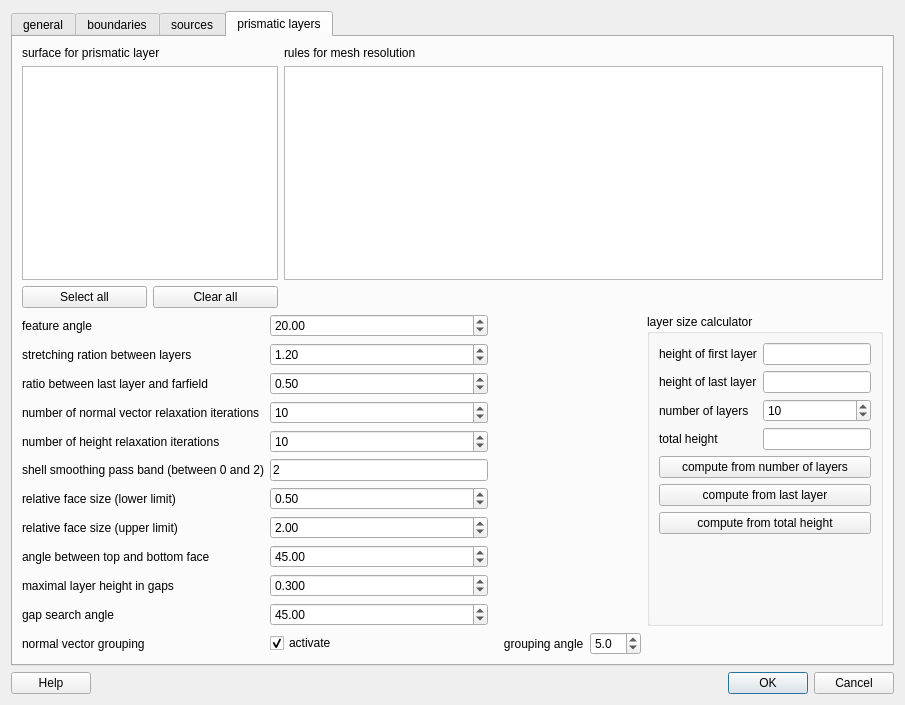
The window that src/libengrid/guicreatesurfacemesh.ui (enGits/engrid) describes before a commit, drawn with Qt 5.
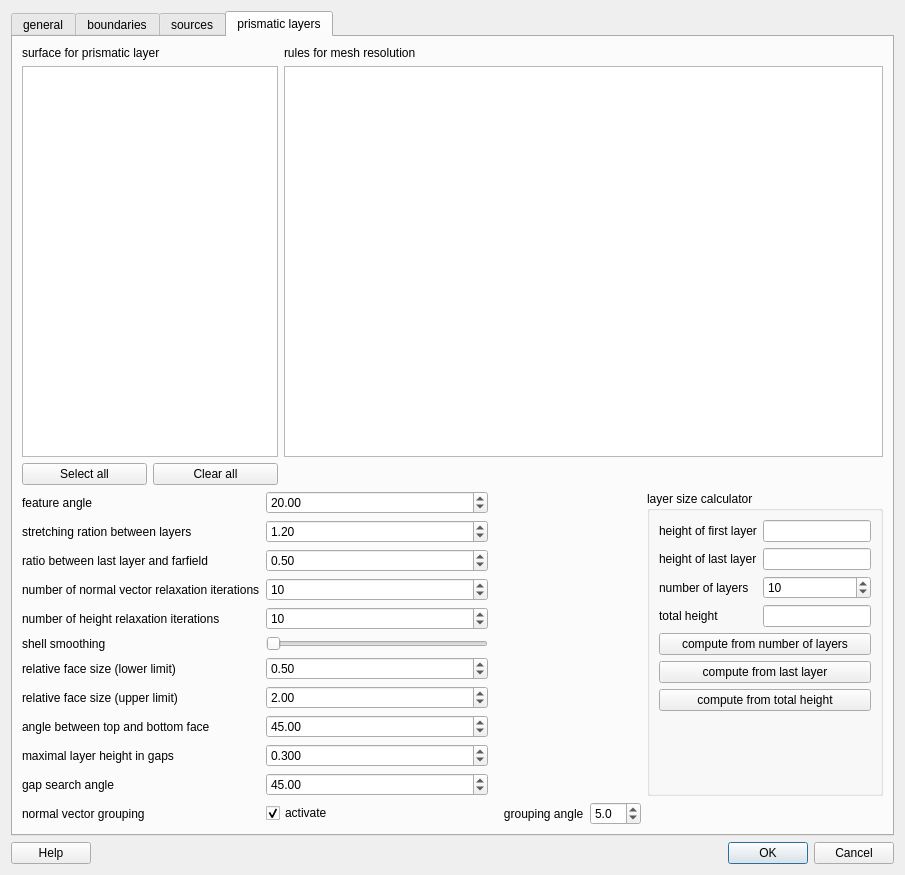
The same window after the commit. The open tabs and pages were chosen to show the change. Icons and pictures are not drawn.

Commit message: slider for smoothing

```diff
--- a/src/libengrid/guicreatesurfacemesh.ui
+++ b/src/libengrid/guicreatesurfacemesh.ui
@@ -7,7 +7,7 @@
     <x>0</x>
     <y>0</y>
     <width>905</width>
-    <height>705</height>
+    <height>875</height>
    </rect>
   </property>
   <property name="windowTitle">
@@ -750,14 +750,20 @@
          <item row="5" column="0">
           <widget class="QLabel" name="label_27">
            <property name="text">
-            <string>shell smoothing pass band (between 0 and 2)</string>
+            <string>shell smoothing</string>
            </property>
           </widget>
          </item>
          <item row="5" column="1">
-          <widget class="QLineEdit" name="m_LineEditPassBand">
-           <property name="text">
-            <string>2</string>
+          <widget class="QSlider" name="m_PassBandSlider">
+           <property name="maximum">
+            <number>1000</number>
+           </property>
+           <property name="pageStep">
+            <number>50</number>
+           </property>
+           <property name="orientation">
+            <enum>Qt::Horizontal</enum>
            </property>
           </widget>
          </item>
```
Left out of the diff: 8 changed lines with no effect on the pictures. The commit also changes 1 other file.
